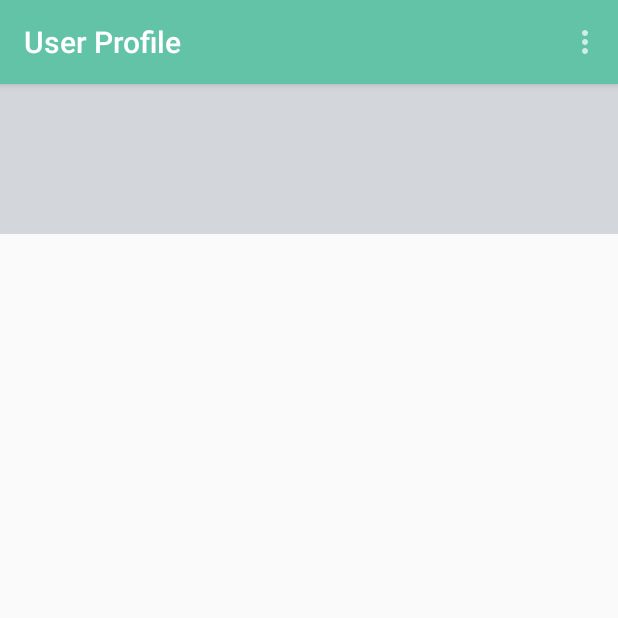
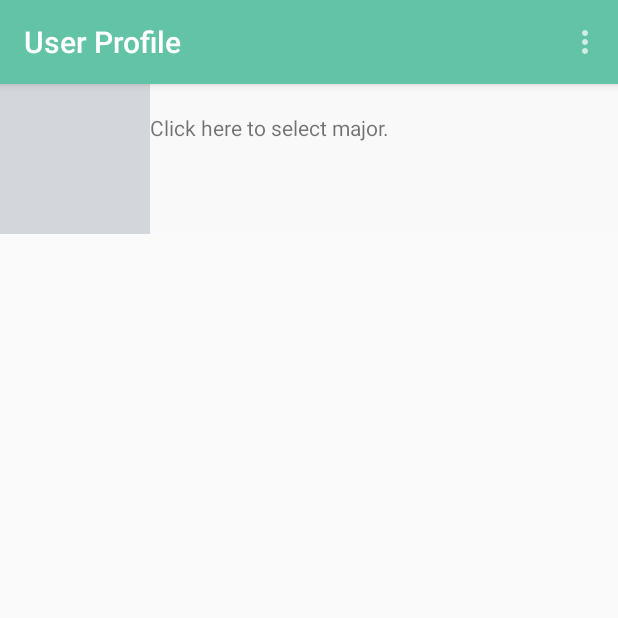
Before and after one commit to ucsdCSE110wi16/CSE110W260T10, an Android app: the UserProfileActivity screen opened directly, with no data from a screen before it, on a phone screen of 412 x 824 dp, the top half of it. Run offline under Robolectric (Android 15) with nearby library versions, the phone set to English and light mode, and no system bars; 3 statements that could not run were skipped.

Commit message:
Progress on layout of profile page.

```diff
--- a/App/app/src/main/java/com/cse110/app/UserProfileActivity.java
+++ b/App/app/src/main/java/com/cse110/app/UserProfileActivity.java
@@ -14,10 +14,14 @@ import android.support.v7.widget.Toolbar;
 import android.view.KeyEvent;
 import android.view.Menu;
 import android.view.MenuItem;
+import android.widget.TextView;
 import android.widget.Toast;
 
+import com.parse.Parse;
 import com.parse.ParseException;
 import com.parse.ParseFile;
+import com.parse.ParseImageView;
+import com.parse.ParseObject;
 import com.parse.ParseUser;
 import com.parse.SaveCallback;
 
@@ -28,6 +32,9 @@ public class UserProfileActivity extends AppCompatActivity {
     static final int REQUEST_PHOTO_FROM_GALLERY = 0;
 
     private Toolbar toolbar;
+    private ParseImageView profilePictureView;
+    private TextView tvDisplayName;
+    private TextView tvMajor;
 
 
     @SuppressLint("NewApi")
@@ -39,6 +46,36 @@ public class UserProfileActivity extends AppCompatActivity {
         toolbar = (Toolbar) findViewById(R.id.toolbar);
         setSupportActionBar(toolbar);
 
+        profilePictureView = (ParseImageView) findViewById(R.id.profilePic);
+        displayProfilePicture();
+
+        tvDisplayName = (TextView) findViewById(R.id.displayName);
+        displayDisplayName();
+
+        tvMajor = (TextView) findViewById(R.id.major);
+        displayMajor();
+
+    }
+
+    public void displayProfilePicture() {
+        ParseFile parseFile = ParseUser.getCurrentUser().getParseFile("profilePicture");
+        profilePictureView.setParseFile(parseFile);
+        profilePictureView.loadInBackground();
+    }
+
+    public void displayDisplayName() {
+        String displayName = ParseUser.getCurrentUser().getString("name");
+        tvDisplayName.setText(displayName);
+    }
+
+    public void displayMajor() {
+        String major = ParseUser.getCurrentUser().getString("major");
+        if (major != null) {
+            tvMajor.setText(major);
+        }
+        else {
+            tvMajor.setText("Click here to select major.");
+        }
     }
 
     public void dispatchPhotoGallaryIntent() {
--- a/App/app/src/main/res/layout/activity_user_profile.xml
+++ b/App/app/src/main/res/layout/activity_user_profile.xml
@@ -10,7 +10,7 @@
         layout="@layout/toolbar" />
 
     <LinearLayout
-        android:orientation="vertical"
+        android:orientation="horizontal"
         android:layout_width="match_parent"
         android:layout_height="wrap_content" >
 
@@ -22,6 +22,27 @@
             android:scaleType="fitCenter" >
         </com.parse.ParseImageView>
 
+        <LinearLayout
+            android:layout_width="match_parent"
+            android:layout_height="match_parent"
+            android:orientation="vertical"
+            android:background="#F9F9F9">
+            <TextView
+                android:layout_width="wrap_content"
+                android:layout_height="wrap_content"
+                android:id="@+id/displayName"
+                android:gravity="left">
+            </TextView>
+
+            <TextView
+                android:layout_width="wrap_content"
+                android:layout_height="wrap_content"
+                android:id="@+id/major"
+                android:gravity="left">
+            </TextView>
+
+        </LinearLayout>
+
     </LinearLayout>
 
 </LinearLayout>
```
